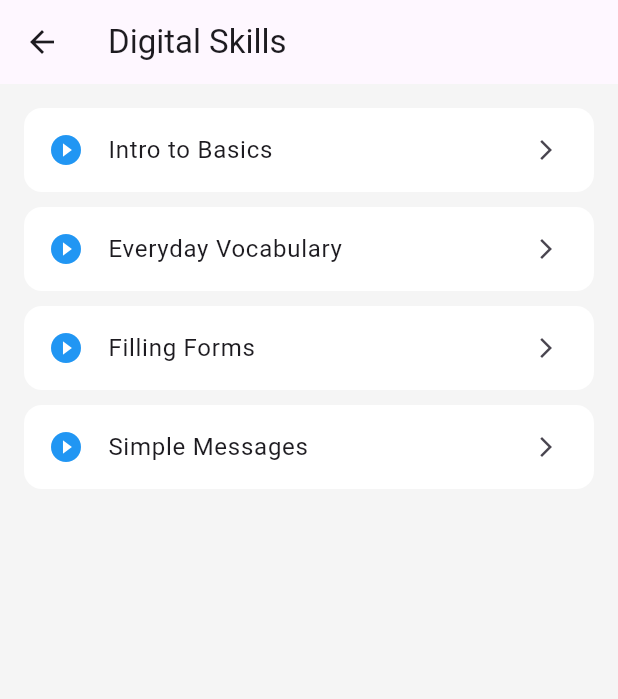
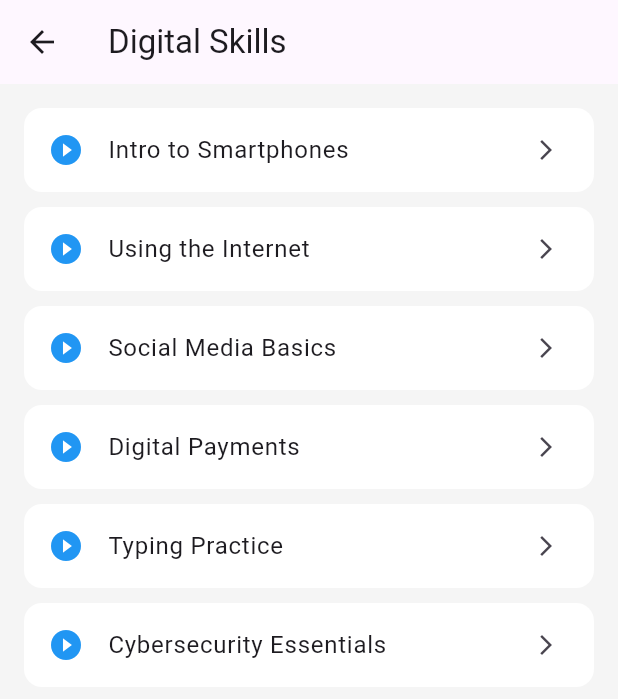
Before and after one commit to gbetibienvenu/eduhub-mobile-app, a Flutter app: the screen it shows after launch, after a tap on "Get Started", after a tap on "Digital Skills", on a phone screen of 412 x 824 dp. Shown: the top 699 px of the screen. Run offline on Flutter 3.47's test engine with Material 3 defaults, Android fonts, the phone set to English and light mode, and no system bars.

Commit message:
Learning tracks has been updated

```diff
--- a/EduHub1/lib/main.dart
+++ b/EduHub1/lib/main.dart
@@ -252,23 +252,76 @@ class CourseListScreen extends StatelessWidget {
   final String trackTitle;
   CourseListScreen({required this.trackTitle});
 
-  final List<String> mockCourses = [
-    'Intro to Basics',
-    'Everyday Vocabulary',
-    'Filling Forms',
-    'Simple Messages',
-  ];
+// This is code i updated
+  // final List<String> mockCourses = [
+  //   'Intro to Basics',
+  //   'Everyday Vocabulary',
+  //   'Filling Forms',
+  //   'Simple Messages',
+  // ];
+
+// With this one below here
+
+List<String> getCoursesForTrack(String track) {
+  switch (track) {
+    case 'Literacy':
+      return [
+        'Intro to Reading',
+        'Everyday Vocabulary',
+        'Filling Forms',
+        'Reading Signs',
+        'Story Time',
+        'Functional Writing',
+      ];
+    case 'Digital Skills':
+      return [
+        'Intro to Smartphones',
+        'Using the Internet',
+        'Social Media Basics',
+        'Digital Payments',
+        'Typing Practice',
+        'Cybersecurity Essentials',
+      ];
+    case 'Soft Skills':
+      return [
+        'Communication',
+        'Teamwork',
+        'Time Management',
+        'Problem Solving',
+        'Leadership Basics',
+        'Public Speaking',
+      ];
+    default:
+      return ['General Course'];
+  }
+}
+
+
 
   @override
   Widget build(BuildContext context) {
+    //This code has been added
+     final courses = getCoursesForTrack(trackTitle);
+
     return Scaffold(
       appBar: AppBar(title: Text(trackTitle)),
       body: ListView.separated(
         padding: EdgeInsets.all(16),
-        itemCount: mockCourses.length,
+
+        // itemCount: mockCourses.length,
+
+        // An added features
+        itemCount: courses.length,
+
         separatorBuilder: (_, __) => SizedBox(height: 10),
         itemBuilder: (context, index) {
-          final title = mockCourses[index];
+
+          // final title = mockCourses[index];
+
+           // An added features
+          final title = courses[index];
+
+
           return ListTile(
             tileColor: Colors.white,
             shape:
@@ -289,12 +342,34 @@ class CourseListScreen extends StatelessWidget {
   }
 }
 
+
 class LessonViewerScreen extends StatelessWidget {
   final String title;
   LessonViewerScreen({required this.title});
 
   @override
+
   Widget build(BuildContext context) {
+
+    // Added features below here
+
+      final Map<String, String> lessonContent = {
+    'Intro to Reading': 'Learn how to identify letters and pronounce words.',
+    'Filling Forms': 'This lesson teaches how to fill out basic forms like name, address, phone.',
+    'Typing Practice': 'Practice typing on a digital keyboard efficiently.',
+    'Communication': 'Discover how to express your ideas clearly and listen actively.',
+    'Reading Maps & Directions': 'Understand how to use and read maps for daily navigation.',
+    'Digital Payments': 'Learn how to use mobile money apps and stay safe.',
+    'Social Media Basics': 'Explore safe and useful ways to use Facebook, WhatsApp, and more.',
+    'Public Speaking': 'Build confidence and learn how to talk in front of others.',
+    'Empathy & Respect': 'Understand how to work well with others and show respect.',
+    'Teamwork': 'Learn the importance of working together to solve problems.',
+  };
+    String content = lessonContent[title] ?? 'Content for "$title" is coming soon.';
+
+
+// Old code still below here
+
     return Scaffold(
       appBar: AppBar(title: Text(title)),
       body: Padding(
@@ -305,8 +380,11 @@ class LessonViewerScreen extends StatelessWidget {
             Text('Lesson Content:',
                 style: TextStyle(fontSize: 18, fontWeight: FontWeight.bold)),
             SizedBox(height: 12),
+            // Text('This is a short interactive lesson on "$title".',
+                // style: TextStyle(fontSize: 16)),
             Text('This is a short interactive lesson on "$title".',
-                style: TextStyle(fontSize: 16)),
+            style: TextStyle(fontSize: 16)),
+
             Spacer(),
             ElevatedButton(
               onPressed: () => Navigator.pop(context),
```
